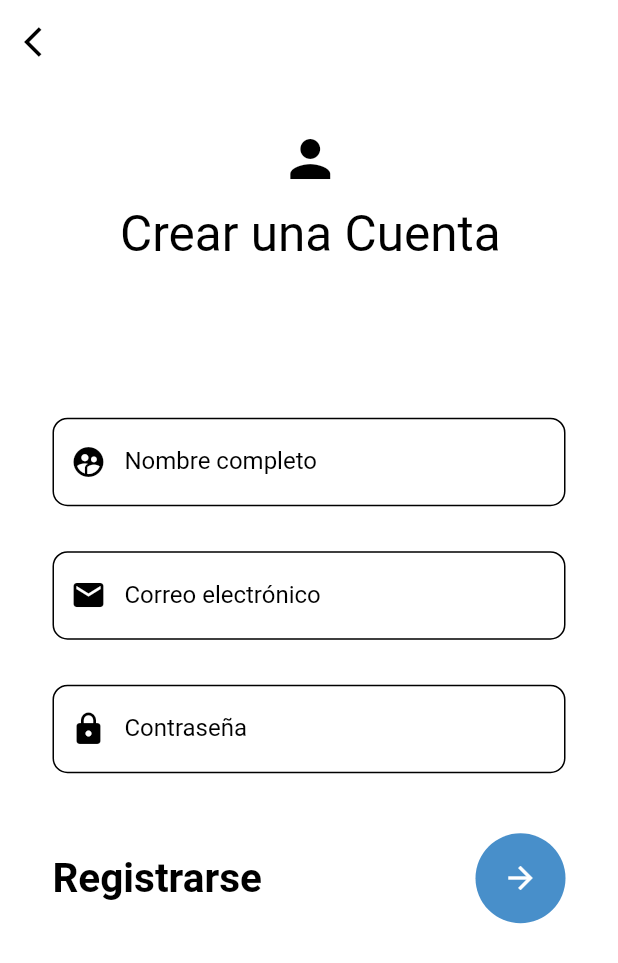
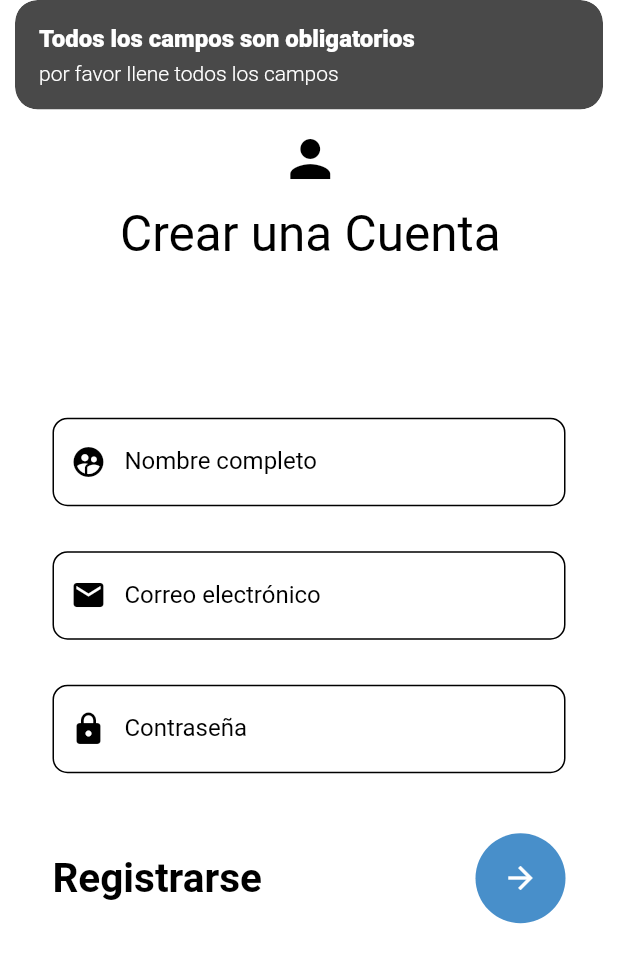
Before and after one commit to valfonsoardila/YourJob-App, a Flutter app: the Register screen opened by its route, after a tap on the "arrow forward" icon, on a phone screen of 412 x 824 dp. Shown: the top 963 px of the screen. Run offline on Flutter 3.47's test engine with Material 2 defaults, Android fonts, the light colour scheme and no system bars; our stand-ins replace animate_do, animated_text_kit, connectivity, get, shared_preferences; accounts and stored records are empty.

Commit message:
Peticiones Http del auth agregadas

```diff
--- a/lib/ui/auth/register.dart
+++ b/lib/ui/auth/register.dart
@@ -1,5 +1,11 @@
 import 'package:flutter/material.dart';
+import 'package:connectivity/connectivity.dart';
 import 'package:get/get.dart';
+import 'package:http/http.dart' as http;
+import 'dart:async';
+import 'dart:convert';
+
+import 'package:shared_preferences/shared_preferences.dart';
 
 class Register extends StatefulWidget {
   const Register({super.key});
@@ -12,6 +18,76 @@ class _RegisterState extends State<Register> {
   TextEditingController nombre = TextEditingController();
   TextEditingController user = TextEditingController();
   TextEditingController pass = TextEditingController();
+  bool _controllerconectivity = false;
+  void _initConnectivity() async {
+    // Obtiene el estado de la conectividad al inicio
+    final connectivityResult = await Connectivity().checkConnectivity();
+    _updateConnectionStatus(connectivityResult);
+
+    // Escucha los cambios en la conectividad y actualiza el estado en consecuencia
+    Connectivity().onConnectivityChanged.listen((connectivityResult) {
+      _updateConnectionStatus(connectivityResult);
+    });
+  }
+
+  void _updateConnectionStatus(ConnectivityResult connectivityResult) {
+    setState(() {
+      _controllerconectivity = connectivityResult != ConnectivityResult.none;
+    });
+  }
+
+  void registerUser() async {
+    if (nombre.text.isEmpty || user.text.isEmpty || pass.text.isEmpty) {
+      Get.snackbar("Todos los campos son obligatorios",
+          "por favor llene todos los campos",
+          colorText: Colors.white,
+          duration: Duration(seconds: 2),
+          backgroundColor: Color.fromARGB(255, 73, 73, 73));
+    } else {
+      if (_controllerconectivity != false) {
+        var data = {
+          "name": nombre.text,
+          "email": user.text,
+          "password": pass.text,
+        };
+        print(data);
+        var response = await http.post(
+            Uri.parse("http://192.168.100.3:3000/users"),
+            headers: {"Content-Type": "application/json"},
+            body: jsonEncode(data));
+        var message = jsonDecode(response.body);
+
+        print("mensaje: $message");
+        print("response: ${response.statusCode}");
+        if (message['msg'] != "Validation error") {
+          Get.snackbar("Usuario registrado", "Inicie sesión",
+              colorText: Colors.white,
+              duration: Duration(seconds: 2),
+              backgroundColor: Color.fromARGB(255, 73, 73, 73));
+          Get.toNamed('/login');
+        } else {
+          Get.snackbar(
+              "Ya existe un usuario con ese correo", "Intente de nuevo",
+              colorText: Colors.white,
+              duration: Duration(seconds: 2),
+              backgroundColor: Color.fromARGB(255, 73, 73, 73));
+        }
+      } else {
+        Get.snackbar(
+            "No hay conexión a internet", "por favor conectese a internet",
+            colorText: Colors.white,
+            duration: Duration(seconds: 2),
+            backgroundColor: Color.fromARGB(255, 73, 73, 73));
+      }
+    }
+  }
+
+  @override
+  void initState() {
+    super.initState();
+    _initConnectivity();
+  }
+
   @override
   Widget build(BuildContext context) {
     return Container(
@@ -138,7 +214,9 @@ class _RegisterState extends State<Register> {
                           backgroundColor: Color.fromARGB(255, 72, 143, 202),
                           child: IconButton(
                             color: Colors.white,
-                            onPressed: () {},
+                            onPressed: () {
+                              registerUser();
+                            },
                             icon: Icon(Icons.arrow_forward),
                           ),
                         ),
--- a/pubspec.yaml
+++ b/pubspec.yaml
@@ -40,7 +40,7 @@ dependencies:
   connectivity: ^3.0.6
   shared_preferences: ^2.2.1
   get: ^4.6.5
-  sqflite: ^2.3.0
+  http: any
 
 dev_dependencies:
   flutter_test:
```
Also changed, not shown: lib/ui/auth/login.dart (+72 -10 lines), lib/ui/auth/restore.dart (+19 -1 lines), lib/ui/models/user.dart (added, +69 -0 lines), lib/ui/views/home_view.dart (added, +17 -0 lines), lib/ui/models/task.dart (added), pubspec.lock, 1 other file.
